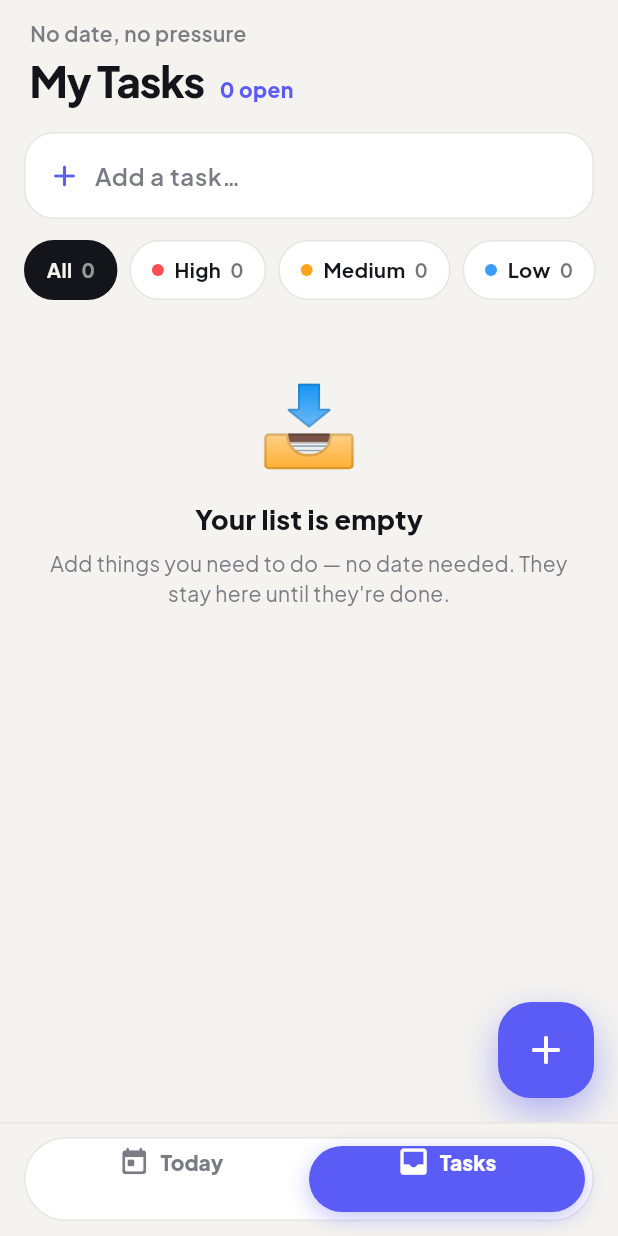
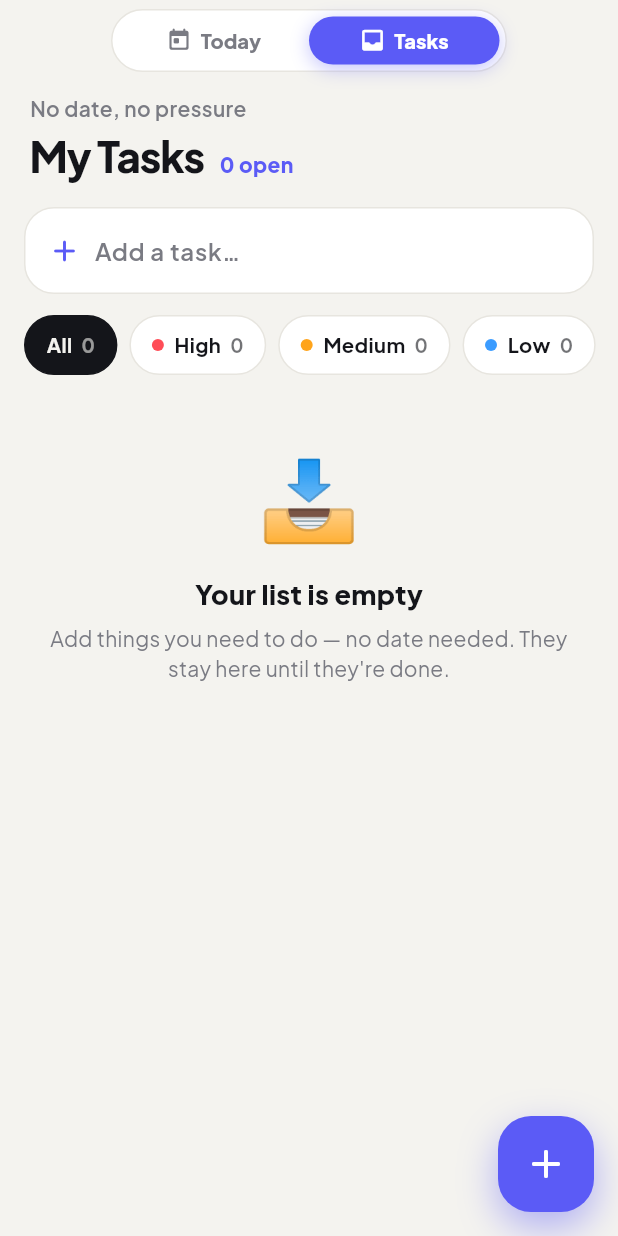
Before and after one commit to Swalih60/Plandot, a Flutter app: the RootShell screen opened directly, on a phone screen of 412 x 824 dp. Run offline on Flutter 3.47's test engine with Material 3 defaults, Android fonts, the phone set to English and light mode, and no system bars; drawn by our look-alikes of flutter_animate; our stand-ins replace audioplayers, file_picker, flutter_local_notifications, flutter_timezone, material_ui, share_plus and 1 more; missing offline and left inert: purchases_flutter.

Commit message:
Replace bottom bar with a compact Today/Tasks switch at the top; large-font checks

```diff
--- a/lib/ui/home_screen.dart
+++ b/lib/ui/home_screen.dart
@@ -21,6 +21,7 @@ import 'widgets/day_header.dart';
 import 'widgets/task_tile.dart';
 import 'widgets/timeline_view.dart';
 import '../services/sounds.dart';
+import 'root_shell.dart';
 
 class HomeScreen extends StatefulWidget {
   const HomeScreen({super.key});
@@ -217,6 +218,10 @@ class _HomeScreenState extends State<HomeScreen> {
             slivers: [
               SliverSafeArea(
                 bottom: false,
+                sliver: const SliverToBoxAdapter(child: ShellSwitch()),
+              ),
+              SliverPadding(
+                padding: EdgeInsets.zero,
                 sliver: SliverToBoxAdapter(
                   child: Padding(
                     padding: const EdgeInsets.fromLTRB(20, 12, 8, 4),
--- a/lib/ui/root_shell.dart
+++ b/lib/ui/root_shell.dart
@@ -3,13 +3,14 @@ import 'package:material_ui/material_ui.dart';
 import 'package:provider/provider.dart';
 
 import '../data/task_store.dart';
+import '../services/sounds.dart';
 import 'home_screen.dart';
 import 'tasks_screen.dart';
 import 'theme.dart';
-import '../services/sounds.dart';
 
-/// Two main areas: Today (day planner) and Tasks (undated master list),
-/// switched with a floating pill bar whose highlight glides between tabs.
+/// Two main areas: Today (day planner) and Tasks (undated master list).
+/// There is no bottom bar — the bottom stays clean with just the + button.
+/// The Today | Tasks switch sits at the top of both screens ([ShellSwitch]).
 class RootShell extends StatefulWidget {
   const RootShell({super.key, this.initialTab = 0});
   final int initialTab;
@@ -32,7 +33,11 @@ class _RootShellState extends State<RootShell> {
   @override
   Widget build(BuildContext context) {
     final openCount = context.select<TaskStore, int>((s) => s.listOpenCount);
-    return Scaffold(
+    return ShellScope(
+      tab: _tab,
+      badge: openCount,
+      go: _go,
+      child: Scaffold(
         body: IndexedStack(
           index: _tab,
           children: [
@@ -40,9 +45,30 @@ class _RootShellState extends State<RootShell> {
             _FadeIn(visible: _tab == 1, child: const TasksScreen()),
           ],
         ),
-      bottomNavigationBar: _NavBar(tab: _tab, onTap: _go, badge: openCount),
+      ),
     );
   }
+}
+
+/// Gives both screens the current tab, the open-task count and the switch.
+class ShellScope extends InheritedWidget {
+  const ShellScope({
+    super.key,
+    required this.tab,
+    required this.badge,
+    required this.go,
+    required super.child,
+  });
+  final int tab;
+  final int badge;
+  final ValueChanged<int> go;
+
+  static ShellScope? maybeOf(BuildContext context) =>
+      context.dependOnInheritedWidgetOfExactType<ShellScope>();
+
+  @override
+  bool updateShouldNotify(ShellScope old) =>
+      old.tab != tab || old.badge != badge;
 }
 
 /// Soft fade + slight rise when a tab becomes visible.
@@ -65,33 +91,27 @@ class _FadeIn extends StatelessWidget {
   );
 }
 
-class _NavBar extends StatelessWidget {
-  const _NavBar({required this.tab, required this.onTap, required this.badge});
-  final int tab;
-  final ValueChanged<int> onTap;
-  final int badge;
+/// Compact, centred Today | Tasks switch for the top of each screen.
+/// Renders nothing when used outside [RootShell] (e.g. in tests).
+class ShellSwitch extends StatelessWidget {
+  const ShellSwitch({super.key});
 
   @override
   Widget build(BuildContext context) {
+    final scope = ShellScope.maybeOf(context);
+    if (scope == null) return const SizedBox.shrink();
     final pal = context.pal;
     const items = [
       (Icons.today_rounded, 'Today'),
       (Icons.inbox_rounded, 'Tasks'),
     ];
-    // Solid, full-width bar: content ends above it (never hidden behind),
-    // the tab switch is centred, and each screen's + button sits above it.
-    return DecoratedBox(
-      decoration: BoxDecoration(
-        color: pal.bg,
-        border: Border(top: BorderSide(color: pal.line)),
-      ),
-      child: SafeArea(
-        top: false,
-        child: Padding(
-          padding: const EdgeInsets.fromLTRB(16, 10, 16, 10),
+    return Padding(
+      padding: const EdgeInsets.only(top: 6, bottom: 2),
+      child: Center(
         child: Container(
-            height: 56,
-            padding: const EdgeInsets.all(5),
+          width: 264,
+          height: 42,
+          padding: const EdgeInsets.all(4),
           decoration: BoxDecoration(
             color: pal.card,
             borderRadius: BorderRadius.circular(999),
@@ -103,9 +123,9 @@ class _NavBar extends StatelessWidget {
               return Stack(
                 children: [
                   AnimatedPositioned(
-                      duration: const Duration(milliseconds: 380),
+                    duration: const Duration(milliseconds: 360),
                     curve: Curves.easeOutBack,
-                      left: tab * w,
+                    left: scope.tab * w,
                     top: 0,
                     bottom: 0,
                     width: w,
@@ -116,8 +136,8 @@ class _NavBar extends StatelessWidget {
                         boxShadow: [
                           BoxShadow(
                             color: pal.accent.withValues(alpha: 0.35),
-                              blurRadius: 12,
-                              offset: const Offset(0, 4),
+                            blurRadius: 10,
+                            offset: const Offset(0, 3),
                           ),
                         ],
                       ),
@@ -127,39 +147,78 @@ class _NavBar extends StatelessWidget {
                     children: [
                       for (var i = 0; i < items.length; i++)
                         Expanded(
+                          child: Semantics(
+                            button: true,
+                            selected: scope.tab == i,
+                            label: items[i].$2,
                             child: GestureDetector(
                               behavior: HitTestBehavior.opaque,
-                              onTap: () => onTap(i),
+                              onTap: () => scope.go(i),
+                              child: _TabLabel(
+                                icon: items[i].$1,
+                                label: items[i].$2,
+                                selected: scope.tab == i,
+                                badge: i == 1 ? scope.badge : 0,
+                              ),
+                            ),
+                          ),
+                        ),
+                    ],
+                  ),
+                ],
+              );
+            },
+          ),
+        ),
+      ),
+    );
+  }
+}
+
+class _TabLabel extends StatelessWidget {
+  const _TabLabel({
+    required this.icon,
+    required this.label,
+    required this.selected,
+    required this.badge,
+  });
+  final IconData icon;
+  final String label;
+  final bool selected;
+  final int badge;
+
+  @override
+  Widget build(BuildContext context) {
+    final pal = context.pal;
+    final fg = selected ? Colors.white : pal.muted;
+    // Scales down instead of overflowing on large system font sizes.
+    return Center(
+      child: Padding(
+        padding: const EdgeInsets.symmetric(horizontal: 6),
+        child: FittedBox(
+          fit: BoxFit.scaleDown,
           child: Row(
-                                mainAxisAlignment: MainAxisAlignment.center,
+            mainAxisSize: MainAxisSize.min,
             children: [
               AnimatedScale(
-                                    scale: tab == i ? 1.1 : 1,
+                scale: selected ? 1.08 : 1,
                 duration: T.med,
                 curve: Curves.easeOutBack,
-                                    child: Icon(
-                                      items[i].$1,
-                                      size: 21,
-                                      color: tab == i
-                                          ? Colors.white
-                                          : pal.muted,
+                child: Icon(icon, size: 17, color: fg),
               ),
-                                  ),
-                                  const SizedBox(width: 7),
+              const SizedBox(width: 6),
               AnimatedDefaultTextStyle(
                 duration: T.fast,
                 style: TextStyle(
                   fontFamily: 'Jakarta',
                   fontWeight: FontWeight.w800,
-                                      fontSize: 14,
-                                      color: tab == i
-                                          ? Colors.white
-                                          : pal.muted,
+                  fontSize: 13.5,
+                  color: fg,
                 ),
-                                    child: Text(items[i].$2),
+                child: Text(label),
               ),
-                                  if (i == 1 && badge > 0) ...[
-                                    const SizedBox(width: 6),
+              if (badge > 0) ...[
+                const SizedBox(width: 5),
                 AnimatedSwitcher(
                   duration: T.fast,
                   transitionBuilder: (c, a) =>
@@ -171,20 +230,14 @@ class _NavBar extends StatelessWidget {
                       vertical: 1,
                     ),
                     decoration: BoxDecoration(
-                                          color: tab == i
-                                              ? Colors.white
-                                              : pal.accent,
-                                          borderRadius: BorderRadius.circular(
-                                            999,
-                                          ),
+                      color: selected ? Colors.white : pal.accent,
+                      borderRadius: BorderRadius.circular(999),
                     ),
                     child: Text(
                       '$badge',
                       style: TextStyle(
-                                            color: tab == i
-                                                ? pal.accent
-                                                : Colors.white,
-                                            fontSize: 11,
+                        color: selected ? pal.accent : Colors.white,
+                        fontSize: 10.5,
                         fontWeight: FontWeight.w800,
                       ),
                     ),
@@ -195,15 +248,6 @@ class _NavBar extends StatelessWidget {
           ),
         ),
       ),
-                      ],
-                    ),
-                  ],
-                );
-              },
-            ),
-          ),
-        ),
-      ),
     );
   }
 }
--- a/lib/ui/tasks_screen.dart
+++ b/lib/ui/tasks_screen.dart
@@ -14,6 +14,7 @@ import 'theme.dart';
 import 'widgets/confetti.dart';
 import 'widgets/task_tile.dart';
 import '../services/sounds.dart';
+import 'root_shell.dart';
 
 /// The master Tasks list: things to do that don't belong to a particular
 /// day. They stay here — never overdue — until they're done.
@@ -174,6 +175,10 @@ class _TasksScreenState extends State<TasksScreen> {
               slivers: [
                 SliverSafeArea(
                   bottom: false,
+                  sliver: const SliverToBoxAdapter(child: ShellSwitch()),
+                ),
+                SliverPadding(
+                  padding: EdgeInsets.zero,
                   sliver: SliverToBoxAdapter(
                     child: Padding(
                       padding: const EdgeInsets.fromLTRB(20, 12, 20, 4),
```
Also changed, not shown: 1 other file. Lines whose indentation alone changed are shown as unchanged.
